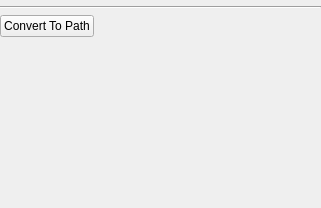
Qt form libs/flake/tools/PathToolOptionWidgetBase.ui (KDE/krita) before a commit.
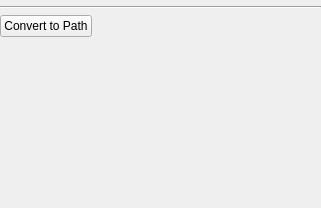
The same form after that commit. The open tabs and pages were chosen to show the change.

```diff
--- a/libs/flake/tools/PathToolOptionWidgetBase.ui
+++ b/libs/flake/tools/PathToolOptionWidgetBase.ui
@@ -228,7 +228,7 @@
          <item>
           <widget class="QPushButton" name="convertToPath">
            <property name="text">
-            <string>Convert To Path</string>
+            <string>Convert to Path</string>
            </property>
           </widget>
          </item>
```
Left out of the diff: 2 changed lines with no effect on the pictures.
